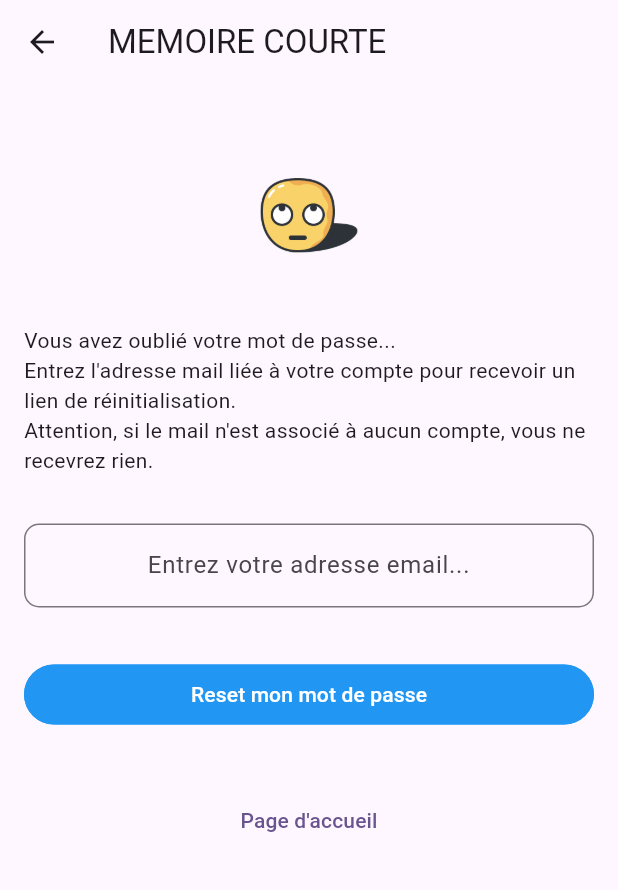
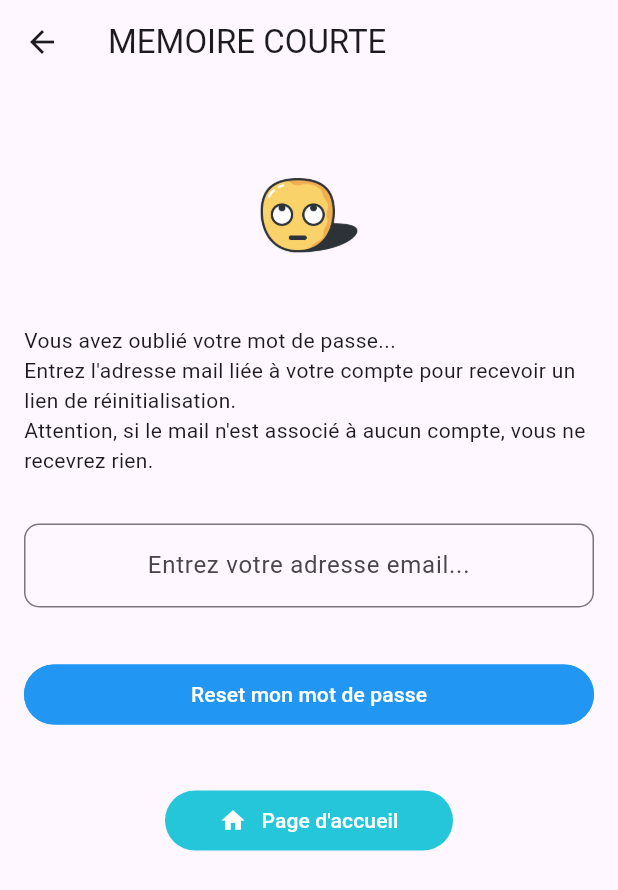
Before and after one commit to PenseeExprimee/RappelleMoi, a Flutter app: the ForgottenPasswordView screen opened directly, on a phone screen of 412 x 824 dp. Shown: the top 890 px of the screen. Run offline on Flutter 3.47's test engine with Material 3 defaults, Android fonts, the phone set to English and light mode, and no system bars; our stand-ins replace bloc, cloud_firestore, firebase_auth, firebase_core, flutter_bloc, flutter_datetime_picker_plus and 3 more; accounts and stored records are empty.

Commit message:
Modify the button of the mot de passe oublié page

```diff
--- a/lib/views/forgotten_password_view.dart
+++ b/lib/views/forgotten_password_view.dart
@@ -117,12 +117,31 @@ class _ForgottenPasswordViewState extends State<ForgottenPasswordView> {
               ),
             ),
             const SizedBox(height: 20.0),
-            TextButton(
-                onPressed: (//Redirect toward the registering page
-                    ) {
-                  context.read<AuthBloc>().add(const AuthEventLoggedout());
-                },
-                child: const Text("Page d'accueil")),
+            Padding(
+              padding: const EdgeInsets.only(left: 110, right: 110),
+              child: TextButton(
+
+                style: TextButton.styleFrom(
+                  foregroundColor:  Colors.white,
+                  backgroundColor: Colors.cyan[400],
+                  shape: const RoundedRectangleBorder(
+                    borderRadius: BorderRadius.all(Radius.circular((100.0))),
+                  ),
+                ),
+                  onPressed: (//Redirect toward the registering page
+                      ) {
+                    context.read<AuthBloc>().add(const AuthEventLoggedout());
+                  },
+                  child: const Row(
+                  mainAxisSize: MainAxisSize.min,
+                  children: [
+                    Icon(Icons.home),
+                    SizedBox(width: 10),
+                    Text("Page d'accueil")
+                    ],
+                  )
+              ),
+            ),
           ],
         ),
       ),
```
